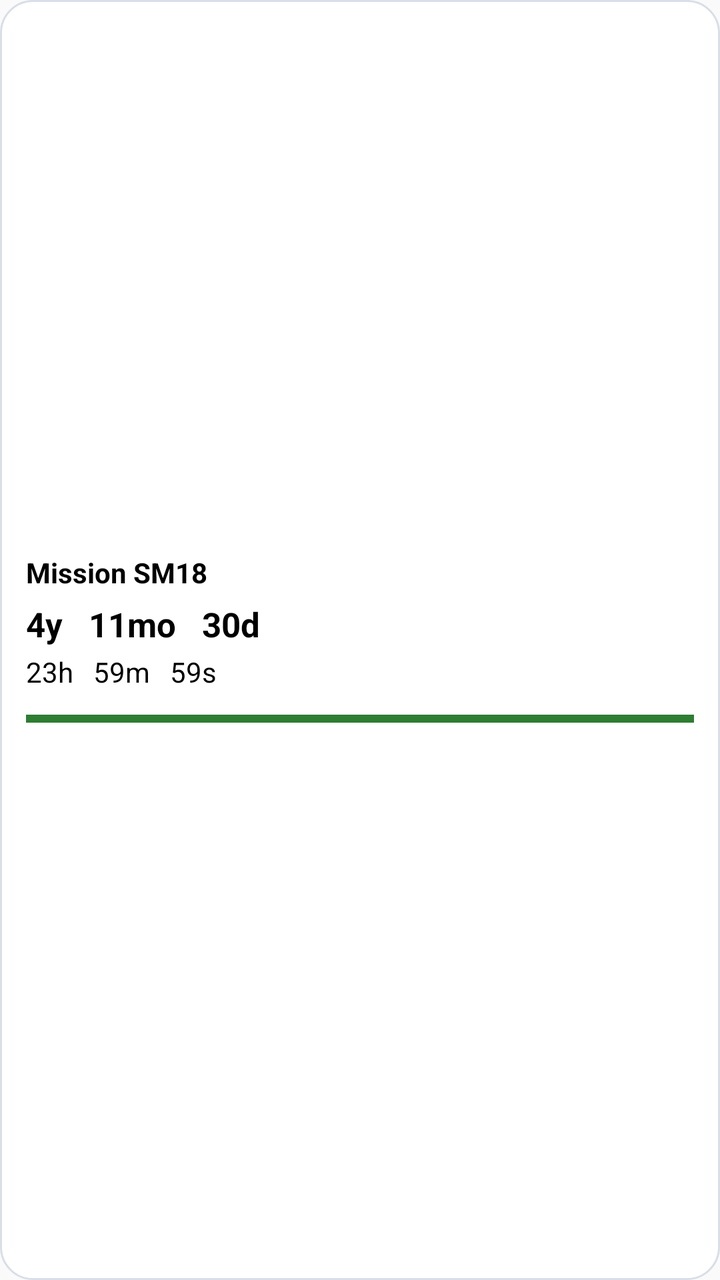
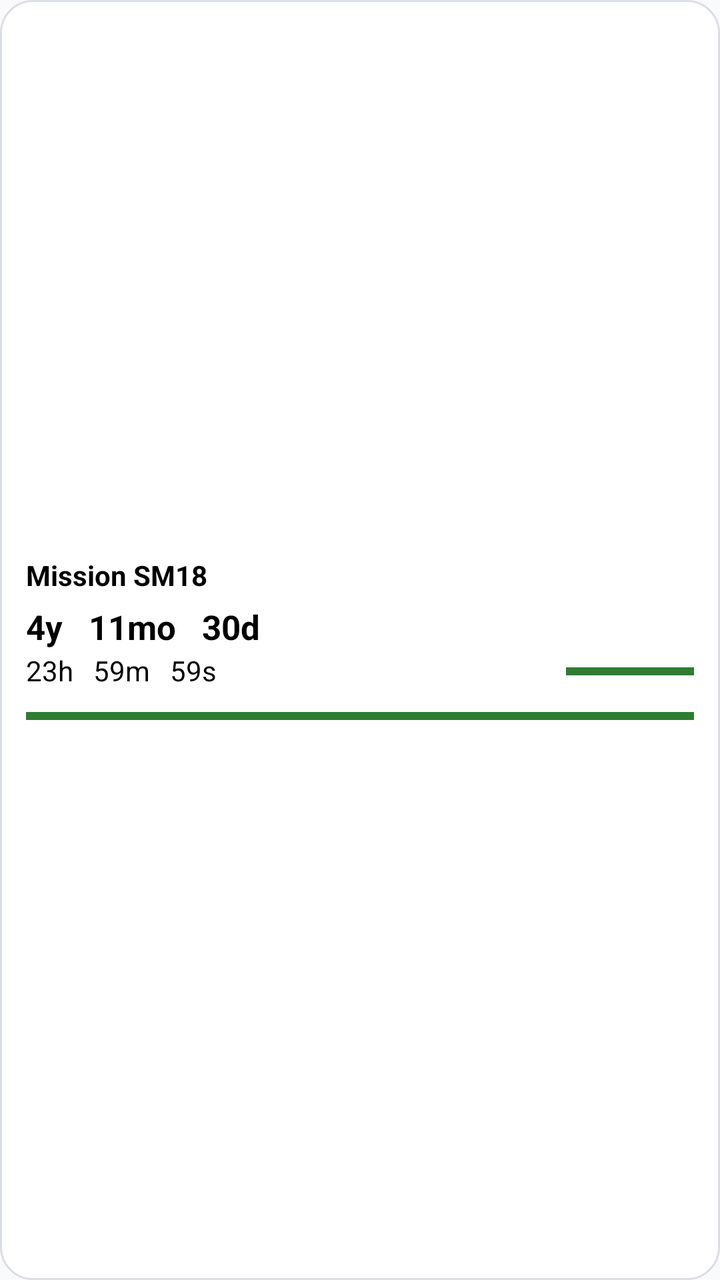

The first picture is an Android layout as it rendered before a commit; the second is the same layout after the commit. The layout source and the unified diff follow.
<!-- AndroidManifest.xml: application theme android:Theme.Material.Light.NoActionBar -->
<!-- res/layout/countdown_widget.xml -->
<?xml version="1.0" encoding="utf-8"?>
<LinearLayout xmlns:android="http://schemas.android.com/apk/res/android"
    android:id="@+id/widget_root"
    android:layout_width="match_parent"
    android:layout_height="match_parent"
    android:orientation="vertical"
    android:gravity="center_vertical"
    android:padding="13dp"
    android:background="@drawable/widget_background">

    <TextView
        android:id="@+id/widget_title"
        android:layout_width="match_parent"
        android:layout_height="wrap_content"
        android:text="Mission SM18"
        android:textColor="#000000"
        android:textSize="14sp"
        android:textStyle="bold"
        android:maxLines="1" />

    <TextView
        android:id="@+id/widget_date"
        android:layout_width="match_parent"
        android:layout_height="wrap_content"
        android:layout_marginTop="5dp"
        android:text="4y   11mo   30d"
        android:textColor="#000000"
        android:textSize="17sp"
        android:textStyle="bold"
        android:maxLines="1"
        android:ellipsize="end" />

    <TextView
        android:id="@+id/widget_time"
        android:layout_width="match_parent"
        android:layout_height="wrap_content"
        android:layout_marginTop="3dp"
        android:text="23h   59m   59s"
        android:textColor="#000000"
        android:textSize="14sp"
        android:maxLines="1" />

    <FrameLayout
        android:layout_width="match_parent"
        android:layout_height="8dp"
        android:layout_marginTop="10dp">
        <ProgressBar android:id="@+id/widget_progress_green" style="?android:attr/progressBarStyleHorizontal" android:layout_width="match_parent" android:layout_height="8dp" android:max="1000" android:progress="1000" android:progressTint="#2E7D32" android:progressBackgroundTint="#E0E0E0" />
        <ProgressBar android:id="@+id/widget_progress_orange" style="?android:attr/progressBarStyleHorizontal" android:layout_width="match_parent" android:layout_height="8dp" android:max="1000" android:progress="1000" android:progressTint="#EF6C00" android:progressBackgroundTint="#E0E0E0" android:visibility="gone" />
        <ProgressBar android:id="@+id/widget_progress_yellow" style="?android:attr/progressBarStyleHorizontal" android:layout_width="match_parent" android:layout_height="8dp" android:max="1000" android:progress="1000" android:progressTint="#F9A825" android:progressBackgroundTint="#E0E0E0" android:visibility="gone" />
        <ProgressBar android:id="@+id/widget_progress_red" style="?android:attr/progressBarStyleHorizontal" android:layout_width="match_parent" android:layout_height="8dp" android:max="1000" android:progress="1000" android:progressTint="#C62828" android:progressBackgroundTint="#E0E0E0" android:visibility="gone" />
    </FrameLayout>
</LinearLayout>
<!-- resources referenced by this layout -->
<resources>
  <!-- drawable widget_background (drawable) -->
  <?xml version="1.0" encoding="utf-8"?>
  <shape xmlns:android="http://schemas.android.com/apk/res/android">
      <solid android:color="#FFFFFF" />
      <corners android:radius="16dp" />
      <stroke android:width="1dp" android:color="#D9DEE7" />
  </shape>
</resources>

<!-- the commit's change to res/layout/countdown_widget.xml (unified diff, before → after) -->
@@ -30,23 +30,59 @@
         android:maxLines="1"
         android:ellipsize="end" />
 
-    <TextView
-        android:id="@+id/widget_time"
+    
+    <LinearLayout
+        android:id="@+id/widget_time_row"
         android:layout_width="match_parent"
         android:layout_height="wrap_content"
         android:layout_marginTop="3dp"
-        android:text="23h   59m   59s"
-        android:textColor="#000000"
-        android:textSize="14sp"
-        android:maxLines="1" />
+        android:gravity="center_vertical"
+        android:orientation="horizontal">
+
+        <TextView
+            android:id="@+id/widget_time"
+            android:layout_width="0dp"
+            android:layout_height="wrap_content"
+            android:layout_weight="1"
+            android:text="23h   59m   59s"
+            android:textColor="#000000"
+            android:textSize="14sp"
+            android:maxLines="1"
+            android:includeFontPadding="false" />
+
+        <FrameLayout
+            android:layout_width="64dp"
+            android:layout_height="6dp"
+            android:layout_marginStart="8dp"
+            android:contentDescription="Time remaining in today">
+            <ProgressBar
+                android:id="@+id/widget_day_progress_track"
+                style="?android:attr/progressBarStyleHorizontal"
+                android:layout_width="match_parent"
+                android:layout_height="6dp"
+                android:max="1000"
+                android:progress="1000"
+                android:progressTint="#559E9E9E"
+                android:progressBackgroundTint="#559E9E9E" />
+            <ProgressBar
+                android:id="@+id/widget_day_progress"
+                style="?android:attr/progressBarStyleHorizontal"
+                android:layout_width="match_parent"
+                android:layout_height="6dp"
+                android:max="1000"
+                android:progress="1000"
+                android:progressTint="#2E7D32"
+                android:progressBackgroundTint="#559E9E9E" />
+        </FrameLayout>
+    </LinearLayout>
 
     <FrameLayout
         android:layout_width="match_parent"
         android:layout_height="8dp"
         android:layout_marginTop="10dp">
-        <ProgressBar android:id="@+id/widget_progress_green" style="?android:attr/progressBarStyleHorizontal" android:layout_width="match_parent" android:layout_height="8dp" android:max="1000" android:progress="1000" android:progressTint="#2E7D32" android:progressBackgroundTint="#E0E0E0" />
-        <ProgressBar android:id="@+id/widget_progress_orange" style="?android:attr/progressBarStyleHorizontal" android:layout_width="match_parent" android:layout_height="8dp" android:max="1000" android:progress="1000" android:progressTint="#EF6C00" android:progressBackgroundTint="#E0E0E0" android:visibility="gone" />
-        <ProgressBar android:id="@+id/widget_progress_yellow" style="?android:attr/progressBarStyleHorizontal" android:layout_width="match_parent" android:layout_height="8dp" android:max="1000" android:progress="1000" android:progressTint="#F9A825" android:progressBackgroundTint="#E0E0E0" android:visibility="gone" />
-        <ProgressBar android:id="@+id/widget_progress_red" style="?android:attr/progressBarStyleHorizontal" android:layout_width="match_parent" android:layout_height="8dp" android:max="1000" android:progress="1000" android:progressTint="#C62828" android:progressBackgroundTint="#E0E0E0" android:visibility="gone" />
+        <ProgressBar android:id="@+id/widget_progress_green" style="?android:attr/progressBarStyleHorizontal" android:layout_width="match_parent" android:layout_height="8dp" android:max="1000" android:progress="1000" android:progressTint="#2E7D32" android:progressBackgroundTint="#559E9E9E" />
+        <ProgressBar android:id="@+id/widget_progress_orange" style="?android:attr/progressBarStyleHorizontal" android:layout_width="match_parent" android:layout_height="8dp" android:max="1000" android:progress="1000" android:progressTint="#EF6C00" android:progressBackgroundTint="#559E9E9E" android:visibility="gone" />
+        <ProgressBar android:id="@+id/widget_progress_yellow" style="?android:attr/progressBarStyleHorizontal" android:layout_width="match_parent" android:layout_height="8dp" android:max="1000" android:progress="1000" android:progressTint="#F9A825" android:progressBackgroundTint="#559E9E9E" android:visibility="gone" />
+        <ProgressBar android:id="@+id/widget_progress_red" style="?android:attr/progressBarStyleHorizontal" android:layout_width="match_parent" android:layout_height="8dp" android:max="1000" android:progress="1000" android:progressTint="#C62828" android:progressBackgroundTint="#559E9E9E" android:visibility="gone" />
     </FrameLayout>
 </LinearLayout>
